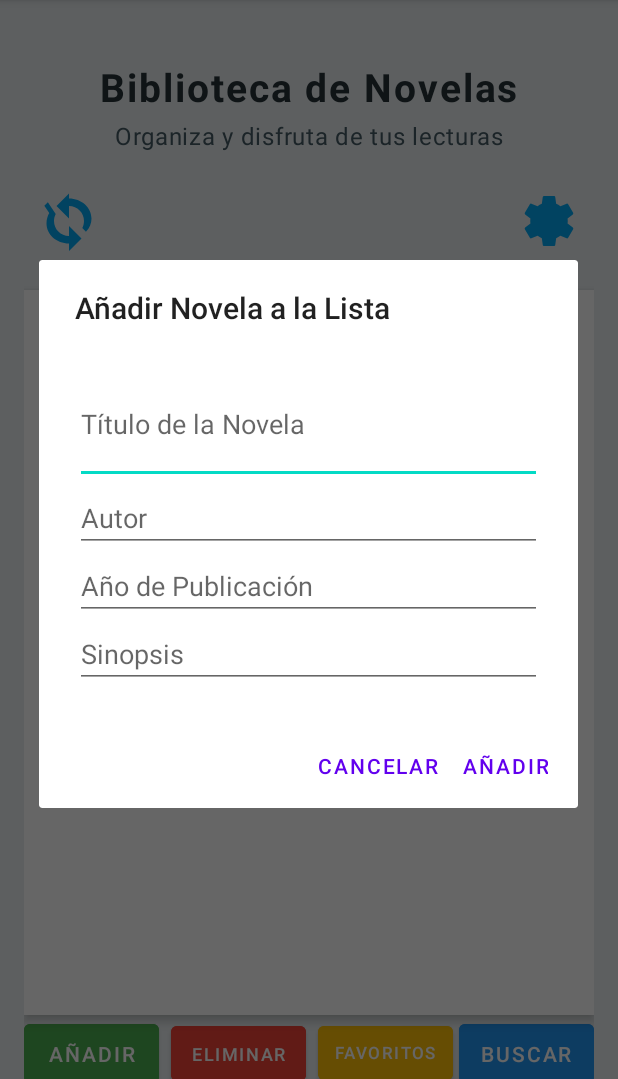
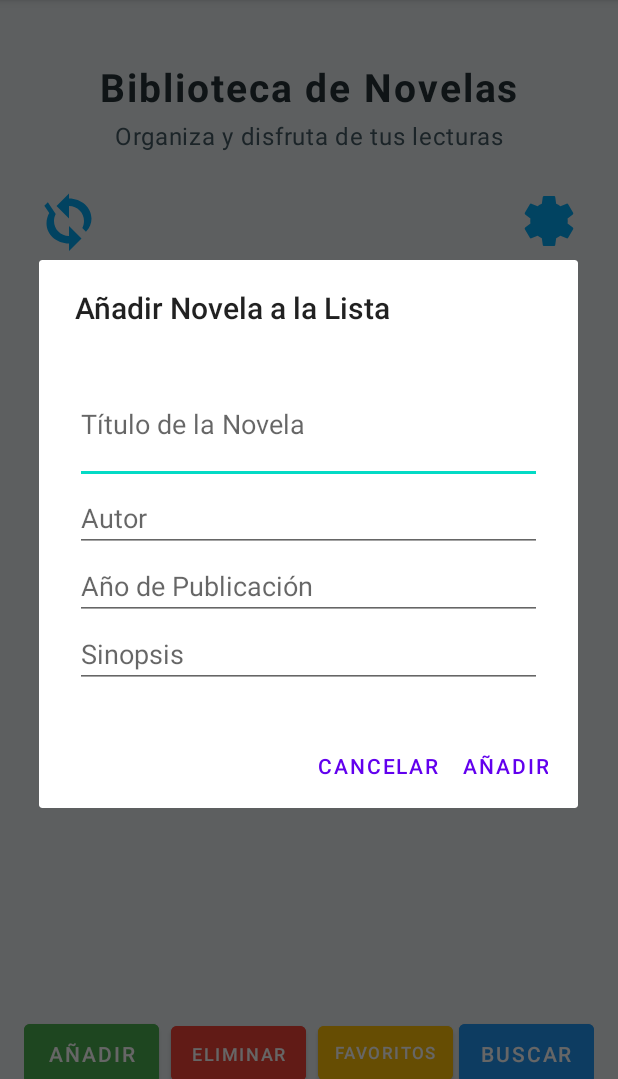
Before and after one commit to aalbertovalera48/AplicacionNovelaFragmentsyWidgets, an Android app built with Jetpack Compose: the MainActivity screen opened directly, with no data from a screen before it, after a tap on "AÑADIR", on a phone screen of 412 x 824 dp, the part 84-1163 px from its top. Run offline under Robolectric (Android 15) with nearby library versions, the phone set to English and light mode, and no system bars; our stand-ins replace Firebase (no records; nobody signed in at launch, a user with empty details on screens opened directly); libraries missing offline, so code that uses them is left out: com.example.gestionnovelasavanzado; 4 statements that could not run were skipped.

Commit message:
Implementación del uso de Fragments y uso de Widgets

```diff
--- a/app/src/main/java/com/example/aplicacionnovela/ui/theme/MainActivity.kt
+++ b/app/src/main/java/com/example/aplicacionnovela/ui/theme/MainActivity.kt
@@ -7,7 +7,6 @@ import android.os.Bundle
 import android.view.View
 import android.widget.EditText
 import android.widget.ImageButton
-import android.widget.ListView
 import android.widget.TextView
 import android.widget.Toast
 import androidx.appcompat.app.AppCompatActivity
@@ -22,7 +21,7 @@ class MainActivity : AppCompatActivity() {
 
     private lateinit var auth: FirebaseAuth
     private lateinit var novelas: MutableList<Novela>
-    private lateinit var adapter: NovelaAdapter
+    private lateinit var adapter: NovelaRecyclerViewAdapter
     private lateinit var firebaseHelper: FirebaseConfig
 
     override fun onCreate(savedInstanceState: Bundle?) {
@@ -39,9 +38,7 @@ class MainActivity : AppCompatActivity() {
         }
 
         novelas = mutableListOf()
-        val listView: ListView = findViewById(R.id.list_view_novelas)
-        adapter = NovelaAdapter(this, novelas)
-        listView.adapter = adapter
+        adapter = NovelaRecyclerViewAdapter(this, novelas)
 
         firebaseHelper = FirebaseConfig()
 
@@ -64,6 +61,12 @@ class MainActivity : AppCompatActivity() {
         }
 
         AlarmManager.manageSync(this)
+
+        if (savedInstanceState == null) {
+            supportFragmentManager.beginTransaction()
+                .replace(R.id.fragment_container, NovelasListFragment())
+                .commit()
+        }
     }
 
     override fun onStart() {
@@ -116,6 +119,7 @@ class MainActivity : AppCompatActivity() {
         adapter.notifyDataSetChanged()
         Toast.makeText(this, "Reseña añadida", Toast.LENGTH_SHORT).show()
     }
+
     private fun mostrarDialogoAñadirNovela() {
         val builder = AlertDialog.Builder(this)
         val inflater = layoutInflater
@@ -269,4 +273,14 @@ class MainActivity : AppCompatActivity() {
     fun obtenerNovelasFavoritas(): ArrayList<Novela> {
         return ArrayList(novelas.filter { it.favorito })
     }
+
+    fun showNovelaDetails(novela: Novela) {
+        val fragment = NovelaDetailsFragment().apply {
+            setNovela(novela)
+        }
+        supportFragmentManager.beginTransaction()
+            .replace(R.id.fragment_container, fragment)
+            .addToBackStack(null)
+            .commit()
+    }
 }
--- /dev/null
+++ b/app/src/main/java/com/example/aplicacionnovela/ui/theme/NovelaRecyclerViewAdapter.kt
@@ -0,0 +1,41 @@
+package com.example.aplicacionnovela.ui.theme
+
+import android.content.Context
+import android.view.LayoutInflater
+import android.view.View
+import android.view.ViewGroup
+import android.widget.TextView
+import androidx.recyclerview.widget.RecyclerView
+import com.example.aplicacionnovela.R
+
+class NovelaRecyclerViewAdapter(
+    private val context: Context,
+    private val novelas: List<Novela>
+) : RecyclerView.Adapter<NovelaRecyclerViewAdapter.NovelaViewHolder>() {
+
+    inner class NovelaViewHolder(view: View) : RecyclerView.ViewHolder(view) {
+        val textViewTitulo: TextView = view.findViewById(R.id.textViewTitulo)
+        val textViewAutor: TextView = view.findViewById(R.id.textViewAutor)
+    }
+
+    override fun onCreateViewHolder(parent: ViewGroup, viewType: Int): NovelaViewHolder {
+        val view = LayoutInflater.from(context).inflate(R.layout.item_novela, parent, false)
+        return NovelaViewHolder(view)
+    }
+
+    override fun onBindViewHolder(holder: NovelaViewHolder, position: Int) {
+        val novela = novelas[position]
+        holder.textViewTitulo.text = novela.titulo
+        holder.textViewAutor.text = novela.autor
+
+        holder.itemView.setOnClickListener {
+            if (context is MainActivity) {
+                context.mostrarDetallesNovela(novela)
+            }
+        }
+    }
+
+    override fun getItemCount(): Int {
+        return novelas.size
+    }
+}
--- /dev/null
+++ b/app/src/main/java/com/example/aplicacionnovela/ui/theme/NovelasListFragment.kt
@@ -0,0 +1,61 @@
+package com.example.aplicacionnovela.ui.theme
+
+import android.os.Bundle
+import android.view.LayoutInflater
+import android.view.View
+import android.view.ViewGroup
+import androidx.fragment.app.Fragment
+import androidx.recyclerview.widget.LinearLayoutManager
+import androidx.recyclerview.widget.RecyclerView
+import com.example.aplicacionnovela.R
+import com.example.gestionnovelasavanzado.ui.GestionSegundoPlano.FirebaseConfig
+import com.google.firebase.database.DataSnapshot
+import com.google.firebase.database.DatabaseError
+import com.google.firebase.database.ValueEventListener
+
+class NovelasListFragment : Fragment() {
+
+    private lateinit var adapter: NovelaRecyclerViewAdapter
+    private lateinit var novelas: MutableList<Novela>
+    private lateinit var firebaseHelper: FirebaseConfig
+
+    override fun onCreateView(
+        inflater: LayoutInflater, container: ViewGroup?,
+        savedInstanceState: Bundle?
+    ): View? {
+        val view = inflater.inflate(R.layout.fragment_novelas_list, container, false)
+        val recyclerView: RecyclerView = view.findViewById(R.id.recycler_view_novelas)
+        recyclerView.layoutManager = LinearLayoutManager(context)
+        novelas = mutableListOf()
+        adapter = NovelaRecyclerViewAdapter(requireContext(), novelas)
+        recyclerView.adapter = adapter
+
+        firebaseHelper = FirebaseConfig()
+        cargarNovelasDesdeFirebase()
+
+        return view
+    }
+
+    private fun cargarNovelasDesdeFirebase() {
+        firebaseHelper.cargarTodasLasNovelas(object : ValueEventListener {
+            override fun onDataChange(snapshot: DataSnapshot) {
+                novelas.clear()
+                for (novelaSnapshot in snapshot.children) {
+                    val novela = novelaSnapshot.getValue(Novela::class.java)
+                    novela?.let { novelas.add(it) }
+                }
+                adapter.notifyDataSetChanged()
+            }
+
+            override fun onCancelled(error: DatabaseError) {
+                // Manejar el error si es necesario
+            }
+        })
+    }
+
+    fun updateNovelas(novelas: List<Novela>) {
+        this.novelas.clear()
+        this.novelas.addAll(novelas)
+        adapter.notifyDataSetChanged()
+    }
+}
--- a/app/src/main/java/com/example/aplicacionnovela/ui/theme/SyncTask.kt
+++ b/app/src/main/java/com/example/aplicacionnovela/ui/theme/SyncTask.kt
@@ -2,7 +2,7 @@ import android.content.Context
 import android.os.AsyncTask
 import android.widget.Toast
 import com.example.aplicacionnovela.ui.theme.Novela
-import com.example.aplicacionnovela.ui.theme.NovelaAdapter
+import com.example.aplicacionnovela.ui.theme.NovelaRecyclerViewAdapter
 import com.example.gestionnovelasavanzado.ui.GestionSegundoPlano.FirebaseConfig
 import com.google.firebase.database.DataSnapshot
 import com.google.firebase.database.DatabaseError
@@ -11,7 +11,7 @@ import com.google.firebase.database.ValueEventListener
 class SyncTask(
     private val context: Context,
     private val novelas: MutableList<Novela>,
-    private val adapter: NovelaAdapter
+    private val adapter: NovelaRecyclerViewAdapter
 ) : AsyncTask<Void, Void, Boolean>() {
 
     private val firebaseHelper = FirebaseConfig()
--- a/app/src/main/res/layout/activity_main.xml
+++ b/app/src/main/res/layout/activity_main.xml
@@ -68,23 +68,19 @@
 
     </LinearLayout>
 
-    <!-- Lista de Novelas -->
-    <ListView
-        android:id="@+id/list_view_novelas"
-        android:layout_width="match_parent"
+    <!-- Fragment Container -->
+    <FrameLayout
+        android:id="@+id/fragment_container"
+        android:layout_width="0dp"
         android:layout_height="0dp"
+        app:layout_constraintTop_toBottomOf="@id/sync_button"
+        app:layout_constraintBottom_toBottomOf="parent"
+        app:layout_constraintStart_toStartOf="parent"
+        app:layout_constraintEnd_toEndOf="parent"
         android:layout_marginTop="16dp"
-        android:layout_weight="1"
-        android:background="#FFFFFF"
-        android:clipToPadding="false"
-        android:divider="#B0BEC5"
-        android:dividerHeight="1dp"
-        android:elevation="4dp"
-        android:padding="12dp"
-        app:layout_constraintTop_toBottomOf="@id/sync_button"
-        app:layout_constraintBottom_toTopOf="@id/bottom_buttons"
-        app:layout_constraintStart_toStartOf="parent"
-        app:layout_constraintEnd_toEndOf="parent" />
+        android:layout_marginBottom="16dp"
+        android:layout_marginStart="16dp"
+        android:layout_marginEnd="16dp" />
 
     <!-- Botones Inferiores -->
     <LinearLayout
--- /dev/null
+++ b/app/src/main/res/layout/fragment_novelas_list.xml
@@ -0,0 +1,10 @@
+<LinearLayout xmlns:android="http://schemas.android.com/apk/res/android"
+    android:layout_width="match_parent"
+    android:layout_height="match_parent"
+    android:orientation="vertical">
+
+    <androidx.recyclerview.widget.RecyclerView
+        android:id="@+id/recycler_view_novelas"
+        android:layout_width="match_parent"
+        android:layout_height="match_parent"/>
+</LinearLayout>
```
Also changed, not shown: app/src/main/AndroidManifest.xml (+14 -2 lines), app/src/main/java/com/example/aplicacionnovela/ui/theme/FavoritosActivity.kt (+32 -3 lines), app/src/main/java/com/example/aplicacionnovela/ui/theme/NovelaDetailsFragment.kt (added, +40 -0 lines), app/src/main/java/com/example/aplicacionnovela/ui/theme/NovelaWidgetProvider.kt (added, +65 -0 lines), app/src/main/java/com/example/aplicacionnovela/ui/theme/Pantallas.kt (deleted, +0 -163 lines), app/src/main/res/layout/favoritos_activity.xml (+10 -1 lines), app/src/main/res/layout/fragment_novela_details.xml (added, +49 -0 lines), app/src/main/res/layout/widget_novela.xml (added, +16 -0 lines), app/src/main/res/xml/novela_widget_info.xml (added, +7 -0 lines), app/src/main/java/com/example/aplicacionnovela/ui/theme/AlarmManager.kt (line endings or trailing spaces).
